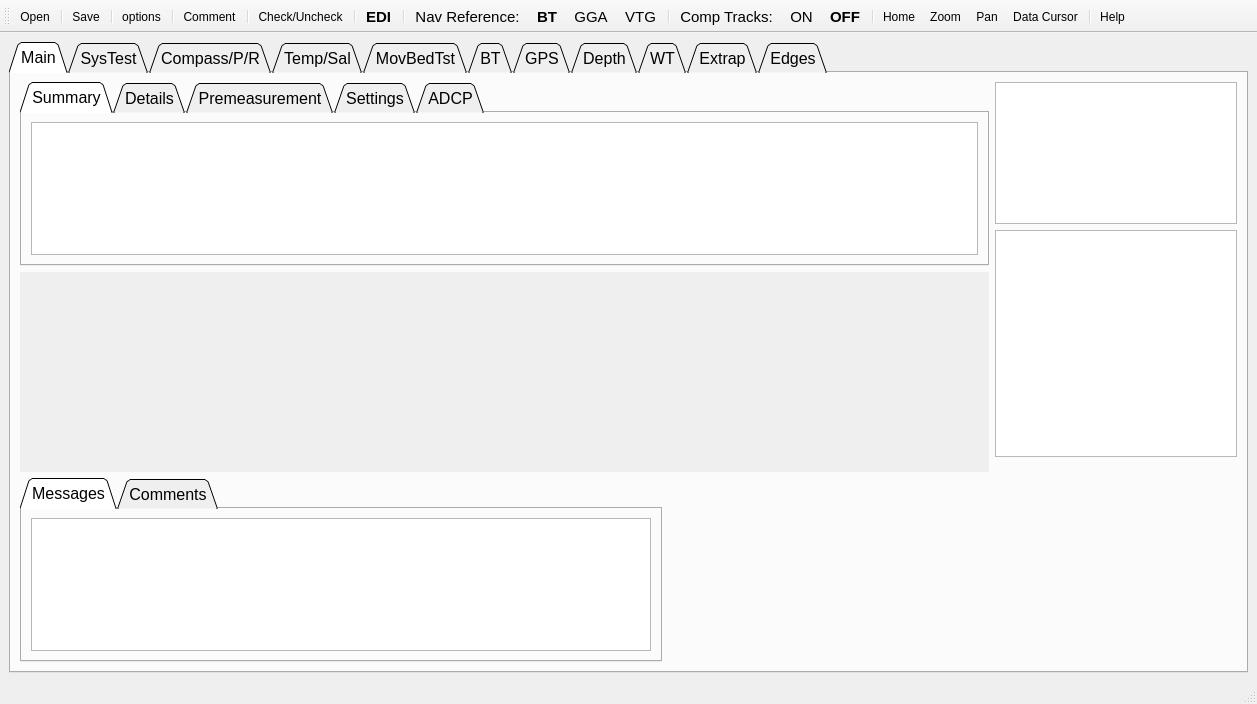
This is UI/QRev_gui.ui in rowetechinc/QRevPy as Qt 5 draws it before an edit. The edited form follows.
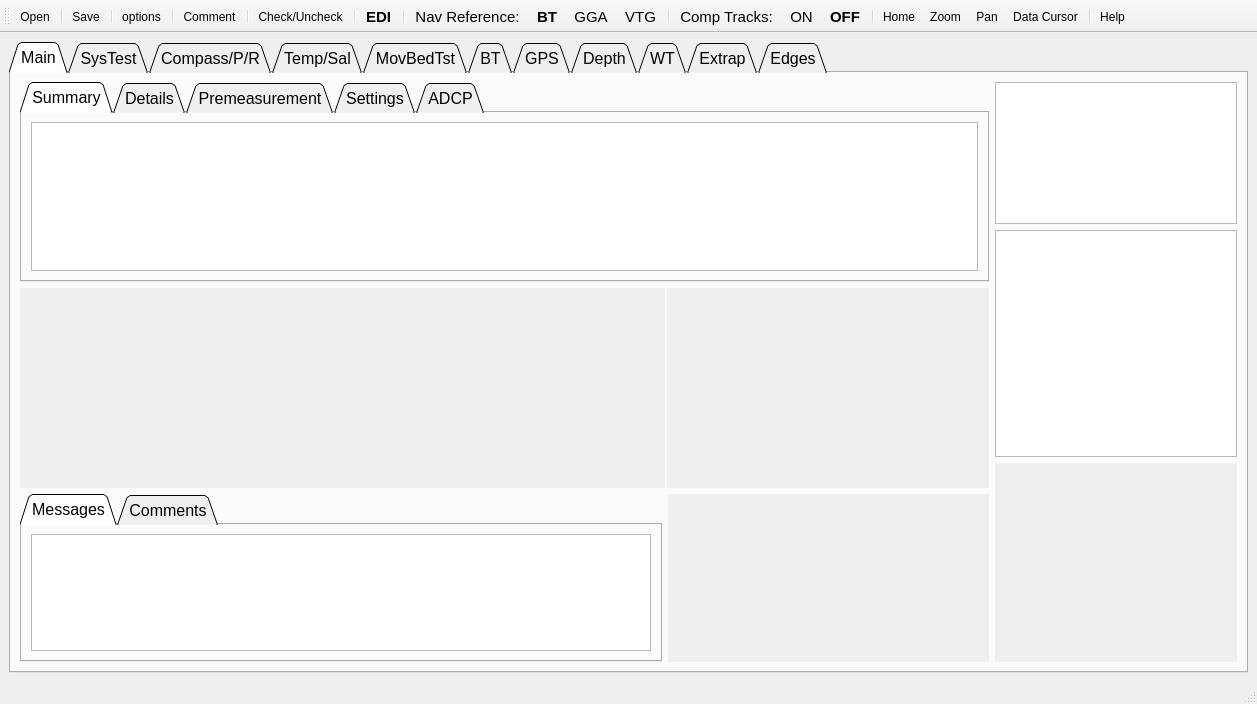
This is the edited form. Icons and pictures are not drawn.

Commit message: Completed zoom, pan, home, data cursor for Main tab Updated requirements and setup.py Compiled QRev_20191016.exe

The edit to the form file:
```diff
--- a/UI/QRev_gui.ui
+++ b/UI/QRev_gui.ui
@@ -202,11 +202,9 @@
        <attribute name="title">
         <string>Main</string>
        </attribute>
-       <layout class="QGridLayout" name="gridLayout">
-        <item row="0" column="0">
-         <layout class="QHBoxLayout" name="horizontalLayout" stretch="8,2">
+       <layout class="QHBoxLayout" name="horizontalLayout_64" stretch="8,2">
           <item>
-           <layout class="QVBoxLayout" name="verticalLayout" stretch="1,1,1">
+         <layout class="QVBoxLayout" name="verticalLayout">
             <item>
              <widget class="QTabWidget" name="tab_summary">
               <property name="palette">
@@ -418,7 +416,12 @@
              </widget>
             </item>
             <item>
-             <widget class="QWidget" name="graphics_main_middle" native="true">
+           <layout class="QHBoxLayout" name="horizontalLayout" stretch="4,2">
+            <property name="spacing">
+             <number>2</number>
+            </property>
+            <item>
+             <widget class="QWidget" name="graphics_wt_contour" native="true">
               <property name="sizePolicy">
                <sizepolicy hsizetype="Expanding" vsizetype="Expanding">
                 <horstretch>0</horstretch>
@@ -437,6 +440,15 @@
              </widget>
             </item>
             <item>
+             <widget class="QWidget" name="graphics_shiptrack" native="true">
+              <property name="autoFillBackground">
+               <bool>true</bool>
+              </property>
+             </widget>
+            </item>
+           </layout>
+          </item>
+          <item>
              <layout class="QHBoxLayout" name="horizontalLayout_bottom" stretch="4,2">
               <item>
                <widget class="QTabWidget" name="tab_mc">
@@ -485,7 +497,11 @@
                </widget>
               </item>
               <item>
-               <widget class="QWidget" name="graphics_main_timeseries" native="true"/>
+             <widget class="QWidget" name="graphics_main_timeseries" native="true">
+              <property name="autoFillBackground">
+               <bool>true</bool>
+              </property>
+             </widget>
               </item>
              </layout>
             </item>
@@ -500,9 +516,11 @@
              <widget class="QTableWidget" name="table_uncertainty"/>
             </item>
             <item>
-             <widget class="QWidget" name="graphics_main_extrap" native="true"/>
-            </item>
-           </layout>
+           <widget class="QWidget" name="graphics_main_extrap" native="true">
+            <property name="autoFillBackground">
+             <bool>true</bool>
+            </property>
+           </widget>
           </item>
          </layout>
         </item>
```
Lines whose indentation alone changed are shown as unchanged. The commit also changes 11 other files.
